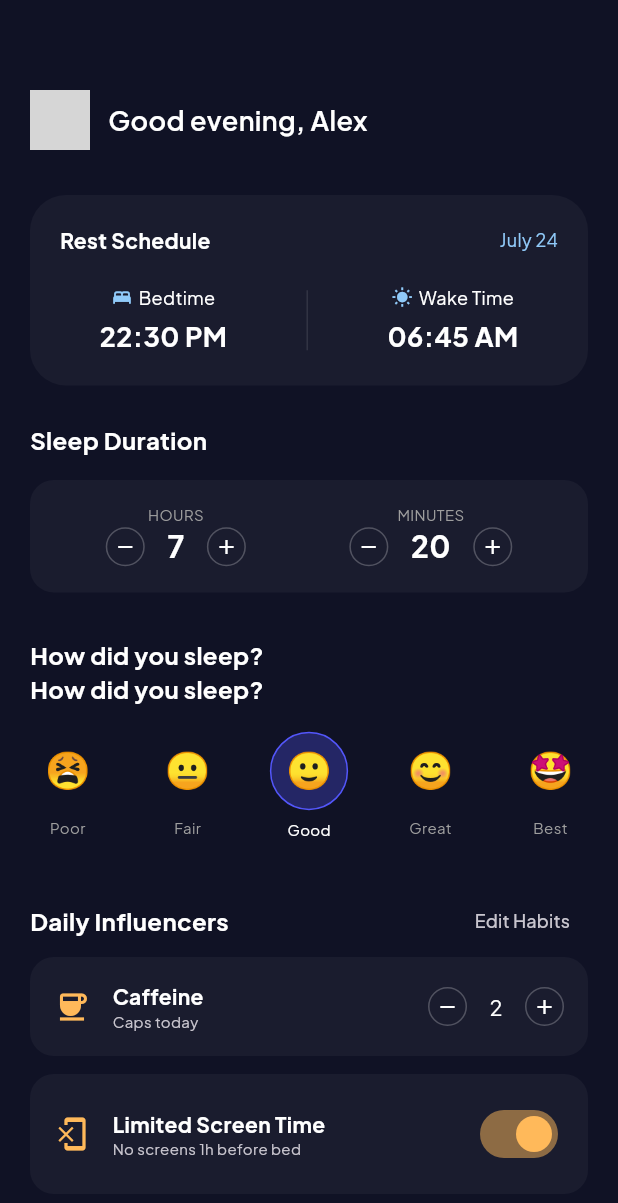
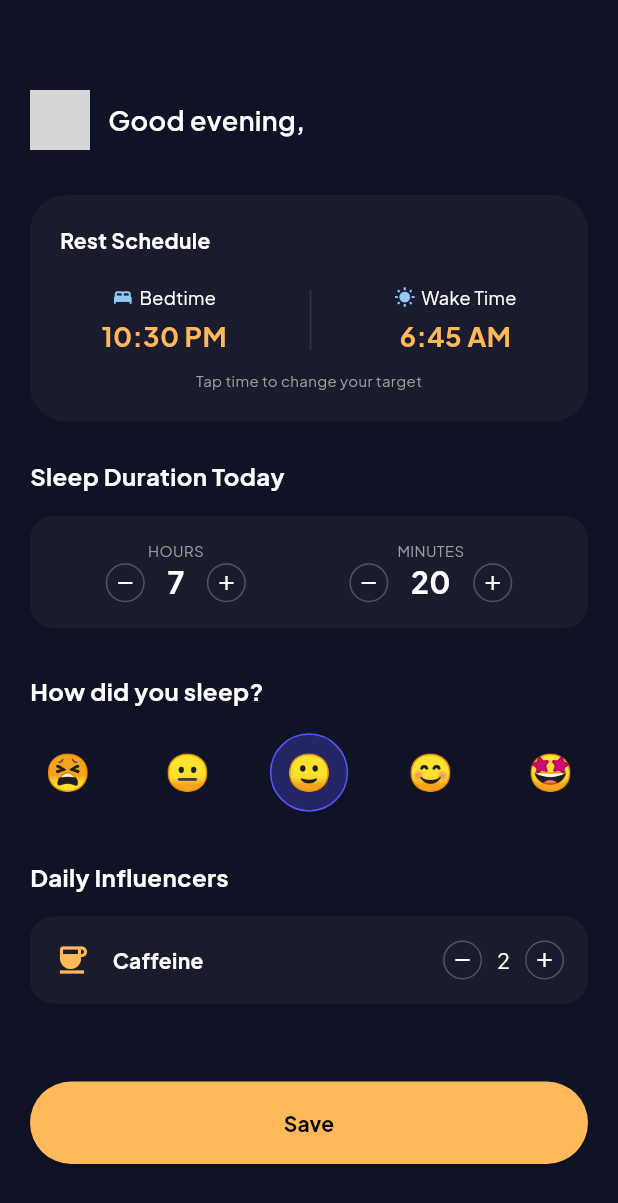
Before and after one commit to raziansabri04/sleep_cycle_buddy, a Flutter app: the SleepLogScreen screen opened directly, on a phone screen of 412 x 824 dp. Shown: the top 1203 px of the screen. Run offline on Flutter 3.47's test engine with Material 3 defaults, Android fonts, the phone set to English and light mode, and no system bars; our stand-ins replace audioplayers, cloud_firestore, firebase_auth, firebase_core, fl_chart, flutter_local_notifications and 5 more; missing offline and left inert: alarm; accounts and stored records are empty; network calls fail; grey boxes are pictures that could not be loaded.

Commit message:
Melengkapi halaman aplikasi 3

```diff
--- a/lib/screens/relax_screen.dart
+++ b/lib/screens/relax_screen.dart
@@ -255,12 +255,12 @@ class _RelaxScreenState extends State<RelaxScreen> {
             Text("Gentle Wake Alarm", style: GoogleFonts.plusJakartaSans(fontSize: 18, fontWeight: FontWeight.bold)),
             const SizedBox(height: 15),
 
-            ElevatedButton(
+            /*ElevatedButton(
               onPressed: _testInstant,
               style: ElevatedButton.styleFrom(backgroundColor: Colors.redAccent),
               child: const Text("KLIK UNTUK TES SUARA SEKARANG", style: TextStyle(color: Colors.white, fontSize: 10)),
             ),
-            const SizedBox(height: 10),
+            const SizedBox(height: 10),*/
 
             GestureDetector(
               onTap: _pickTime,
--- a/lib/screens/sleep_log_screen.dart
+++ b/lib/screens/sleep_log_screen.dart
@@ -11,61 +11,63 @@ class SleepLogScreen extends StatefulWidget {
 }
 
 class _SleepLogScreenState extends State<SleepLogScreen> {
-  // State untuk menyimpan pilihan user
+  final user = FirebaseAuth.instance.currentUser;
+
+  // --- STATE DATA ---
   int selectedEmoji = 2; // Default: Good
   int caffeineCount = 2;
   bool isLimitedScreenTime = true;
-
   int sleepHours = 7;
   int sleepMinutes = 20;
+  int remMinutes = 45;
+  int deepMinutes = 120;
 
-  // 1. TAMBAHKAN VARIABLE LOADING INI
+  // Variabel untuk Jadwal Istirahat (Bisa Diubah)
+  TimeOfDay bedtime = const TimeOfDay(hour: 22, minute: 30);
+  TimeOfDay wakeUpTime = const TimeOfDay(hour: 6, minute: 45);
+
   bool _isSaving = false;
 
-  // 2. TAMBAHKAN FUNGSI UNTUK MENYIMPAN KE FIRESTORE INI
+  // --- FUNGSI PICKER JAM ---
+  Future<void> _selectBedtime() async {
+    final TimeOfDay? picked = await showTimePicker(context: context, initialTime: bedtime);
+    if (picked != null) setState(() => bedtime = picked);
+  }
+
+  Future<void> _selectWakeTime() async {
+    final TimeOfDay? picked = await showTimePicker(context: context, initialTime: wakeUpTime);
+    if (picked != null) setState(() => wakeUpTime = picked);
+  }
+
+  // --- FUNGSI SIMPAN ---
   Future<void> _saveLog() async {
-    final user = FirebaseAuth.instance.currentUser;
-
-    // Cek jika user tidak login
-    if (user == null) {
-      ScaffoldMessenger.of(context).showSnackBar(
-        const SnackBar(content: Text("Silakan login terlebih dahulu")),
-      );
-      return;
-    }
-
-    setState(() => _isSaving = true); // Mulai loading
+    if (user == null) return;
+    setState(() => _isSaving = true);
 
     try {
-      // Menyimpan data ke koleksi "sleep_logs" di Firebase
       await FirebaseFirestore.instance.collection('sleep_logs').add({
-        'userId': user.uid,
-        'email': user.email,
+        'userId': user!.uid,
         'date': DateTime.now(),
-        'sleepRating': selectedEmoji, // 0-4
+        'sleepRating': selectedEmoji,
         'caffeineCount': caffeineCount,
         'isLimitedScreenTime': isLimitedScreenTime,
-
         'sleepHours': sleepHours,
         'sleepMinutes': sleepMinutes,
-
-        'activeMinutes': 45,
+        'remMinutes': remMinutes,
+        'deepMinutes': deepMinutes,
+        // Simpan juga jadwal istirahatnya
+        'targetBedtime': "${bedtime.hour}:${bedtime.minute}",
+        'targetWakeTime': "${wakeUpTime.hour}:${wakeUpTime.minute}",
         'timestamp': FieldValue.serverTimestamp(),
       });
 
       if (mounted) {
-        ScaffoldMessenger.of(context).showSnackBar(
-          const SnackBar(content: Text("Data tidur berhasil disimpan ke Cloud!")),
-        );
+        ScaffoldMessenger.of(context).showSnackBar(const SnackBar(content: Text("Data tidur berhasil disimpan!")));
       }
     } catch (e) {
-      if (mounted) {
-        ScaffoldMessenger.of(context).showSnackBar(
-          SnackBar(content: Text("Gagal menyimpan: $e")),
-        );
-      }
+      ScaffoldMessenger.of(context).showSnackBar(SnackBar(content: Text("Gagal: $e")));
     } finally {
-      if (mounted) setState(() => _isSaving = false); // Berhenti loading
+      if (mounted) setState(() => _isSaving = false);
     }
   }
 
@@ -80,95 +82,51 @@ class _SleepLogScreenState extends State<SleepLogScreen> {
             const SizedBox(height: 60),
 
             // Header
-            Row(
-              children: [
-                const CircleAvatar(radius: 20, backgroundImage: NetworkImage('https://i.pravatar.cc/150?u=alex')),
-                const SizedBox(width: 12),
-                Text("Good evening, Alex", style: GoogleFonts.plusJakartaSans(fontSize: 18, fontWeight: FontWeight.w600)),
-              ],
-            ),
+            Row(children: [
+              const CircleAvatar(radius: 20, backgroundImage: NetworkImage('https://i.pravatar.cc/150?u=riyan')),
+              const SizedBox(width: 12),
+              Text("Good evening, ${user?.displayName ?? 'User'}", style: GoogleFonts.plusJakartaSans(fontSize: 18, fontWeight: FontWeight.w600)),
+            ]),
             const SizedBox(height: 30),
 
-            // 1. Rest Schedule Card
+            // 1. Rest Schedule Card (INTERAKTIF & TANPA TANGGAL)
             _buildScheduleCard(),
             const SizedBox(height: 25),
 
-            Text("Sleep Duration", style: GoogleFonts.plusJakartaSans(fontSize: 16, fontWeight: FontWeight.bold)),
-            const SizedBox(height: 15),
+            // 2. Input Durasi
+            _sectionTitle("Sleep Duration Today"),
             _buildDurationInput(),
             const SizedBox(height: 30),
 
-            Text("How did you sleep?", style: GoogleFonts.plusJakartaSans(fontSize: 16, fontWeight: FontWeight.bold)),
-
-            // 2. Sleep Rating Section
-            Text("How did you sleep?", style: GoogleFonts.plusJakartaSans(fontSize: 16, fontWeight: FontWeight.bold)),
-            const SizedBox(height: 15),
+            // 3. Rating Emoji (Satu Judul Saja)
+            _sectionTitle("How did you sleep?"),
             _buildEmojiRating(),
             const SizedBox(height: 30),
 
-            // 3. Daily Influencers Section
-            Row(
-              mainAxisAlignment: MainAxisAlignment.spaceBetween,
-              children: [
-                Text("Daily Influencers", style: GoogleFonts.plusJakartaSans(fontSize: 16, fontWeight: FontWeight.bold)),
-                TextButton(onPressed: () {}, child: const Text("Edit Habits", style: TextStyle(color: Color(0xFFC8C5CE), fontSize: 12))),
-              ],
-            ),
+            // 4. Daily Influencers
+            _sectionTitle("Daily Influencers"),
             _buildInfluencerItem(
               icon: Icons.coffee,
               title: "Caffeine",
-              subtitle: "Caps today",
-              trailing: Row(
-                children: [
-                  _circleBtn(Icons.remove, () => setState(() => caffeineCount--)),
-                  Padding(padding: const EdgeInsets.symmetric(horizontal: 15), child: Text("$caffeineCount")),
-                  _circleBtn(Icons.add, () => setState(() => caffeineCount++)),
-                ],
-              ),
-            ),
-            _buildInfluencerItem(
-              icon: Icons.phonelink_erase,
-              title: "Limited Screen Time",
-              subtitle: "No screens 1h before bed",
-              trailing: Switch(
-                value: isLimitedScreenTime,
-                activeThumbColor: const Color(0xFFFFB95A),
-                onChanged: (val) => setState(() => isLimitedScreenTime = val),
-              ),
-            ),
-            _buildInfluencerItem(
-              icon: Icons.directions_run,
-              title: "Physical Activity",
-              subtitle: "Active minutes",
-              trailing: const Row(
-                children: [
-                  Text("45m", style: TextStyle(fontWeight: FontWeight.bold)),
-                  SizedBox(width: 8),
-                  Icon(Icons.edit, size: 16, color: Color(0xFFC8C5CE)),
-                ],
-              ),
+              trailing: Row(children: [
+                _circleBtn(Icons.remove, () => setState(() => caffeineCount > 0 ? caffeineCount-- : 0)),
+                Padding(padding: const EdgeInsets.symmetric(horizontal: 10), child: Text("$caffeineCount")),
+                _circleBtn(Icons.add, () => setState(() => caffeineCount++)),
+              ]),
             ),
 
             const SizedBox(height: 40),
 
-            // 3. UBAH BAGIAN TOMBOL SAVE INI
+            // Tombol Save
             SizedBox(
               width: double.infinity,
               height: 55,
               child: ElevatedButton(
-                // Tombol memanggil fungsi _saveLog
                 onPressed: _isSaving ? null : _saveLog,
-                style: ElevatedButton.styleFrom(
-                  backgroundColor: const Color(0xFFFFB95A),
-                  shape: RoundedRectangleBorder(borderRadius: BorderRadius.circular(30)),
-                ),
+                style: ElevatedButton.styleFrom(backgroundColor: const Color(0xFFFFB95A), shape: RoundedRectangleBorder(borderRadius: BorderRadius.circular(30))),
                 child: _isSaving
-                    ? const SizedBox(
-                    width: 20,
-                    height: 20,
-                    child: CircularProgressIndicator(color: Colors.black, strokeWidth: 2)
-                )
-                    : const Text("Save", style: TextStyle(color: Colors.black, fontWeight: FontWeight.bold, fontSize: 16)),
+                    ? const CircularProgressIndicator(color: Colors.black)
+                    : const Text("Save", style: TextStyle(color: Colors.black, fontWeight: FontWeight.bold)),
               ),
             ),
             const SizedBox(height: 40),
@@ -178,29 +136,37 @@ class _SleepLogScreenState extends State<SleepLogScreen> {
     );
   }
 
-  // ... (Sisa fungsi _buildScheduleCard, _timeInfo, _buildEmojiRating, dsb tetap sama)
+  // --- WIDGET HELPER ---
+
   Widget _buildScheduleCard() {
     return Container(
       padding: const EdgeInsets.all(20),
       decoration: BoxDecoration(color: const Color(0xFF1A1C2E), borderRadius: BorderRadius.circular(24)),
       child: Column(
         children: [
-          Row(
-            mainAxisAlignment: MainAxisAlignment.spaceBetween,
-            children: [
-              const Text("Rest Schedule", style: TextStyle(fontWeight: FontWeight.bold)),
-              Text("July 24", style: TextStyle(color: Colors.blue[200], fontSize: 12)),
-            ],
+          const Align(
+            alignment: Alignment.centerLeft,
+            child: Text("Rest Schedule", style: TextStyle(fontWeight: FontWeight.bold, fontSize: 14)),
           ),
           const SizedBox(height: 20),
           Row(
             mainAxisAlignment: MainAxisAlignment.spaceAround,
             children: [
-              _timeInfo(Icons.bed, "Bedtime", "22:30 PM"),
+              // Bedtime Klikable
+              GestureDetector(
+                onTap: _selectBedtime,
+                child: _timeInfo(Icons.bed, "Bedtime", bedtime.format(context)),
+              ),
               Container(width: 1, height: 40, color: Colors.white10),
-              _timeInfo(Icons.wb_sunny, "Wake Time", "06:45 AM"),
+              // WakeTime Klikable
+              GestureDetector(
+                onTap: _selectWakeTime,
+                child: _timeInfo(Icons.wb_sunny, "Wake Time", wakeUpTime.format(context)),
+              ),
             ],
-          )
+          ),
+          const SizedBox(height: 10),
+          const Text("Tap time to change your target", style: TextStyle(color: Colors.grey, fontSize: 10)),
         ],
       ),
     );
@@ -211,74 +177,15 @@ class _SleepLogScreenState extends State<SleepLogScreen> {
       children: [
         Row(children: [Icon(icon, size: 14, color: Colors.blue[200]), const SizedBox(width: 4), Text(title, style: const TextStyle(fontSize: 12))]),
         const SizedBox(height: 4),
-        Text(time, style: const TextStyle(fontSize: 18, fontWeight: FontWeight.bold)),
+        Text(time, style: const TextStyle(fontSize: 18, fontWeight: FontWeight.bold, color: Color(0xFFFFB95A))),
       ],
     );
   }
 
-  Widget _buildEmojiRating() {
-    List<String> emojis = ["😫", "😐", "🙂", "😊", "🤩"];
-    List<String> labels = ["Poor", "Fair", "Good", "Great", "Best"];
-    return Row(
-      mainAxisAlignment: MainAxisAlignment.spaceBetween,
-      children: List.generate(5, (index) {
-        bool isSelected = selectedEmoji == index;
-        return GestureDetector(
-          onTap: () => setState(() => selectedEmoji = index),
-          child: Column(
-            children: [
-              Container(
-                padding: const EdgeInsets.all(10),
-                decoration: BoxDecoration(
-                  color: isSelected ? const Color(0xFF5356FB).withValues(alpha: 0.3) : Colors.transparent,
-                  shape: BoxShape.circle,
-                  border: isSelected ? Border.all(color: const Color(0xFF5356FB)) : null,
-                ),
-                child: Text(emojis[index], style: const TextStyle(fontSize: 24)),
-              ),
-              const SizedBox(height: 4),
-              Text(labels[index], style: TextStyle(fontSize: 10, color: isSelected ? Colors.white : Colors.grey)),
-            ],
-          ),
-        );
-      }),
-    );
-  }
-
-  Widget _buildInfluencerItem({required IconData icon, required String title, required String subtitle, required Widget trailing}) {
-    return Container(
-      margin: const EdgeInsets.only(bottom: 12),
-      padding: const EdgeInsets.all(16),
-      decoration: BoxDecoration(color: const Color(0xFF1A1C2E), borderRadius: BorderRadius.circular(16)),
-      child: Row(
-        children: [
-          Icon(icon, color: const Color(0xFFFFB95A)),
-          const SizedBox(width: 15),
-          Expanded(
-            child: Column(
-              crossAxisAlignment: CrossAxisAlignment.start,
-              children: [
-                Text(title, style: const TextStyle(fontWeight: FontWeight.bold)),
-                Text(subtitle, style: const TextStyle(fontSize: 10, color: Color(0xFFC8C5CE))),
-              ],
-            ),
-          ),
-          trailing
-        ],
-      ),
-    );
-  }
-
-  Widget _circleBtn(IconData icon, VoidCallback onTap) {
-    return GestureDetector(
-      onTap: onTap,
-      child: Container(
-        padding: const EdgeInsets.all(4),
-        decoration: BoxDecoration(shape: BoxShape.circle, border: Border.all(color: Colors.white24)),
-        child: Icon(icon, size: 16, color: Colors.white),
-      ),
-    );
-  }
+  Widget _sectionTitle(String title) => Padding(
+    padding: const EdgeInsets.only(bottom: 15),
+    child: Text(title, style: GoogleFonts.plusJakartaSans(fontSize: 16, fontWeight: FontWeight.bold)),
+  );
 
   Widget _buildDurationInput() {
     return Container(
@@ -287,32 +194,45 @@ class _SleepLogScreenState extends State<SleepLogScreen> {
       child: Row(
         mainAxisAlignment: MainAxisAlignment.spaceAround,
         children: [
-          Column(
-            children: [
-              const Text("HOURS", style: TextStyle(fontSize: 10, color: Colors.grey)),
-              Row(
-                children: [
-                  _circleBtn(Icons.remove, () => setState(() => sleepHours > 0 ? sleepHours-- : null)),
-                  Padding(padding: const EdgeInsets.symmetric(horizontal: 15), child: Text("$sleepHours", style: const TextStyle(fontSize: 20, fontWeight: FontWeight.bold))),
-                  _circleBtn(Icons.add, () => setState(() => sleepHours++)),
-                ],
-              ),
-            ],
-          ),
-          Column(
-            children: [
-              const Text("MINUTES", style: TextStyle(fontSize: 10, color: Colors.grey)),
-              Row(
-                children: [
-                  _circleBtn(Icons.remove, () => setState(() => sleepMinutes >= 5 ? sleepMinutes -= 5 : null)),
-                  Padding(padding: const EdgeInsets.symmetric(horizontal: 15), child: Text("$sleepMinutes", style: const TextStyle(fontSize: 20, fontWeight: FontWeight.bold))),
-                  _circleBtn(Icons.add, () => setState(() => sleepMinutes < 55 ? sleepMinutes += 5 : null)),
-                ],
-              ),
-            ],
-          ),
+          _timeCounter("HOURS", sleepHours, (v) => setState(() => sleepHours = v)),
+          _timeCounter("MINUTES", sleepMinutes, (v) => setState(() => sleepMinutes = v)),
         ],
       ),
     );
   }
+
+  Widget _timeCounter(String label, int val, Function(int) onUpdate) => Column(children: [
+    Text(label, style: const TextStyle(fontSize: 10, color: Colors.grey)),
+    Row(children: [
+      _circleBtn(Icons.remove, () => onUpdate(val > 0 ? val - 1 : 0)),
+      Padding(padding: const EdgeInsets.symmetric(horizontal: 15), child: Text("$val", style: const TextStyle(fontSize: 20, fontWeight: FontWeight.bold))),
+      _circleBtn(Icons.add, () => onUpdate(val + 1)),
+    ])
+  ]);
+
+  Widget _buildEmojiRating() {
+    List<String> emojis = ["😫", "😐", "🙂", "😊", "🤩"];
+    return Row(mainAxisAlignment: MainAxisAlignment.spaceBetween, children: List.generate(5, (i) => GestureDetector(
+      onTap: () => setState(() => selectedEmoji = i),
+      child: Container(
+        padding: const EdgeInsets.all(10),
+        decoration: BoxDecoration(
+          color: selectedEmoji == i ? const Color(0xFF5356FB).withValues(alpha: 0.3) : Colors.transparent,
+          shape: BoxShape.circle,
+          border: selectedEmoji == i ? Border.all(color: const Color(0xFF5356FB)) : null,
+        ),
+        child: Text(emojis[i], style: const TextStyle(fontSize: 24)),
+      ),
+    )));
+  }
+
+  Widget _buildInfluencerItem({required IconData icon, required String title, required Widget trailing}) {
+    return Container(
+      margin: const EdgeInsets.only(bottom: 12), padding: const EdgeInsets.all(16),
+      decoration: BoxDecoration(color: const Color(0xFF1A1C2E), borderRadius: BorderRadius.circular(16)),
+      child: Row(children: [Icon(icon, color: const Color(0xFFFFB95A)), const SizedBox(width: 15), Expanded(child: Text(title, style: const TextStyle(fontWeight: FontWeight.bold))), trailing]),
+    );
+  }
+
+  Widget _circleBtn(IconData icon, VoidCallback onTap) => GestureDetector(onTap: onTap, child: Container(padding: const EdgeInsets.all(4), decoration: BoxDecoration(shape: BoxShape.circle, border: Border.all(color: Colors.white24)), child: Icon(icon, size: 16, color: Colors.white)));
 }
--- a/pubspec.yaml
+++ b/pubspec.yaml
@@ -41,6 +41,7 @@ dependencies:
   intl: ^0.19.0
   alarm: ^5.0.0
   fl_chart: ^0.66.0
+  lottie: ^3.1.2
   firebase_core: ^3.1.1
   firebase_auth: ^5.1.2
   cloud_firestore: ^5.0.2
@@ -73,6 +74,7 @@ flutter:
   assets:
     - assets/audio/
     - assets/audio/alarm_suara1.mp3
+    - assets/lottie/
 
   # To add assets to your application, add an assets section, like this:
   # assets:
```
Also changed, not shown: lib/screens/dashboard_screen.dart (+110 -107 lines), pubspec.lock.
